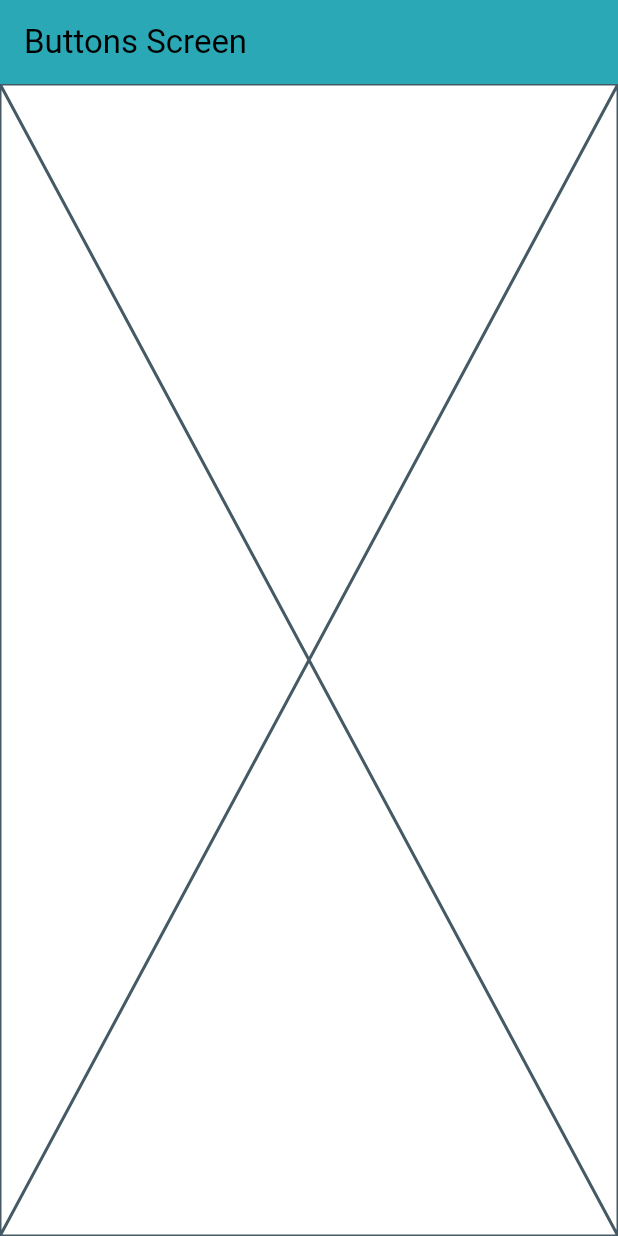
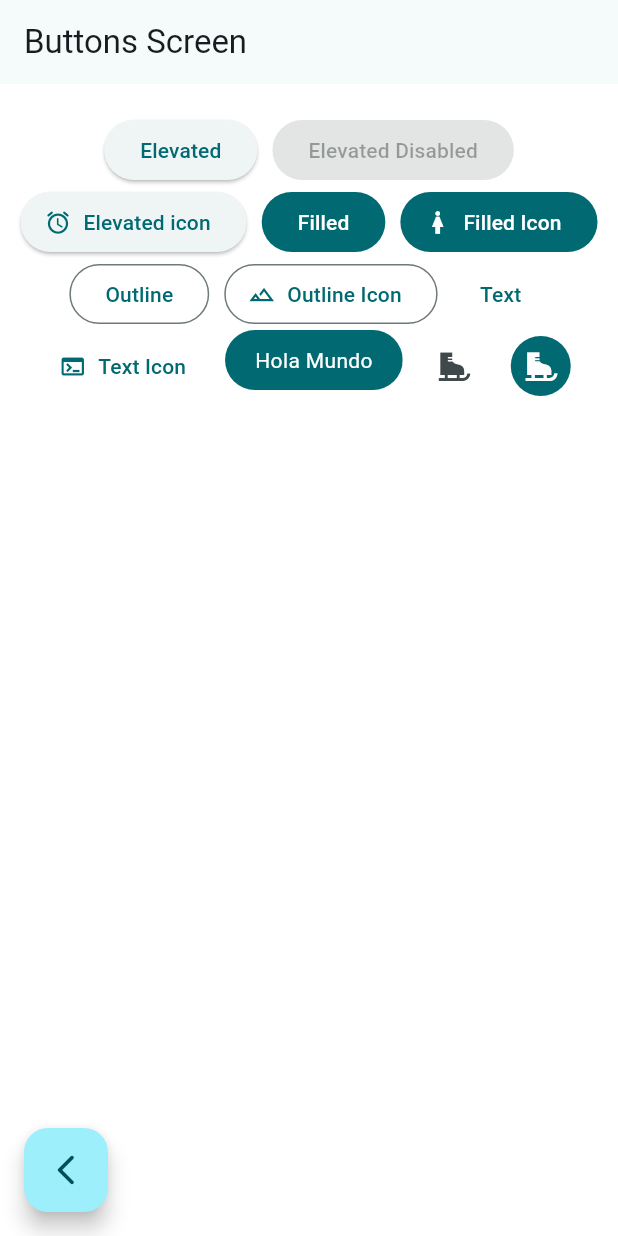
Before and after one commit to JuanMiguelUribe/widgets_apps, a Flutter app: the ButtonsScreen screen opened by its route, on a phone screen of 412 x 824 dp. Run offline on Flutter 3.47's test engine with Material 3 defaults, Android fonts, the phone set to English and light mode, and no system bars; our stand-ins replace go_router.

Commit message:
button screen finish

```diff
--- a/lib/config/theme/app_theme.dart
+++ b/lib/config/theme/app_theme.dart
@@ -3,23 +3,23 @@ import 'app_colors.dart';
 
 class AppTheme {
   static ThemeData lightTheme = ThemeData(
+    useMaterial3: true,
+    colorSchemeSeed: AppColors.primaryLight,
     brightness: Brightness.light,
-    primaryColor: AppColors.primaryLight,
     scaffoldBackgroundColor: AppColors.backgroundLight,
     textTheme: const TextTheme(
       bodyMedium: TextStyle(color: AppColors.textLight),
     ),
     appBarTheme: const AppBarTheme(
       centerTitle: false, // <-- Aquí centramos el título
-      elevation: 0,
-      backgroundColor: AppColors.primaryLight,
-      foregroundColor: AppColors.textLight, // Color del texto/íconos
+      elevation: 0, // Color del texto/íconos
     ),
   );
 
   static ThemeData darkTheme = ThemeData(
+    useMaterial3: true,
+    colorSchemeSeed: AppColors.primaryDark,
     brightness: Brightness.dark,
-    primaryColor: AppColors.primaryDark,
     scaffoldBackgroundColor: AppColors.backgroundDark,
     textTheme: const TextTheme(
       bodyMedium: TextStyle(color: AppColors.textDark),
@@ -27,8 +27,6 @@ class AppTheme {
     appBarTheme: const AppBarTheme(
       centerTitle: false, // <-- También aquí
       elevation: 0,
-      backgroundColor: AppColors.primaryDark,
-      foregroundColor: AppColors.textDark,
     ),
   );
 }
--- a/lib/presentation/screens/buttons/buttons_screen.dart
+++ b/lib/presentation/screens/buttons/buttons_screen.dart
@@ -1,4 +1,5 @@
 import 'package:flutter/material.dart';
+import 'package:go_router/go_router.dart';
 
 class ButtonsScreen extends StatelessWidget {
   static const String name = "buttons_screen";
@@ -8,7 +9,96 @@ class ButtonsScreen extends StatelessWidget {
   Widget build(BuildContext context) {
     return Scaffold(
       appBar: AppBar(title: const Text("Buttons Screen")),
-      body: const Placeholder(),
+      body: _ButtonsView(),
+      floatingActionButton: FloatingActionButton(
+        onPressed: () {
+          context.pop();
+        },
+        child: const Icon(Icons.arrow_back_ios_new_rounded),
+      ),
+      floatingActionButtonLocation: FloatingActionButtonLocation.startFloat,
     );
   }
 }
+
+class _ButtonsView extends StatelessWidget {
+  const _ButtonsView();
+
+  @override
+  Widget build(BuildContext context) {
+    final theme = Theme.of(context).colorScheme;
+    return SizedBox(
+      width: double.infinity,
+      child: Padding(
+        padding: const EdgeInsets.symmetric(horizontal: 10, vertical: 20),
+        child: Wrap(
+          alignment: WrapAlignment.center,
+          spacing: 10,
+          children: [
+            ElevatedButton(onPressed: () {}, child: const Text("Elevated")),
+            const ElevatedButton(
+              onPressed: null,
+              child: Text("Elevated Disabled"),
+            ),
+            ElevatedButton.icon(
+              onPressed: () {},
+              icon: Icon(Icons.access_alarm_rounded),
+              label: Text("Elevated icon"),
+            ),
+            FilledButton(onPressed: () {}, child: const Text("Filled")),
+            FilledButton.icon(
+              onPressed: () {},
+              icon: const Icon(Icons.woman_sharp),
+              label: Text("Filled Icon"),
+            ),
+            OutlinedButton(onPressed: () {}, child: const Text("Outline")),
+            OutlinedButton.icon(
+              onPressed: () {},
+              icon: const Icon(Icons.terrain_outlined),
+              label: const Text("Outline Icon"),
+            ),
+            TextButton(onPressed: () {}, child: const Text("Text")),
+            TextButton.icon(
+              onPressed: () {},
+              icon: const Icon(Icons.terminal),
+              label: const Text("Text Icon"),
+            ),
+            const CustomButton(),
+            IconButton(onPressed: () {}, icon: Icon(Icons.ice_skating)),
+            IconButton(
+              onPressed: () {},
+              icon: Icon(Icons.ice_skating),
+              style: ButtonStyle(
+                backgroundColor: WidgetStateProperty.all(theme.primary),
+                iconColor: WidgetStateProperty.all(Colors.white),
+              ),
+            ),
+          ],
+        ),
+      ),
+    );
+  }
+}
+
+class CustomButton extends StatelessWidget {
+  const CustomButton({super.key});
+
+  @override
+  Widget build(BuildContext context) {
+    final theme = Theme.of(context).colorScheme;
+
+    return ClipRRect(
+      borderRadius: BorderRadiusGeometry.circular(20),
+      child: Material(
+        color: theme.primary,
+        child: InkWell(
+          onTap: () {},
+          child: Padding(
+            padding: const EdgeInsets.symmetric(horizontal: 20, vertical: 10),
+            child: Text("Hola Mundo", style: TextStyle(color: Colors.white)),
+          ),
+        ),
+      ),
+    );
+  }
+}
--- a/lib/presentation/screens/home/home_screen.dart
+++ b/lib/presentation/screens/home/home_screen.dart
@@ -39,10 +39,10 @@ class _CustomListTile extends StatelessWidget {
   Widget build(BuildContext context) {
     final theme = Theme.of(context);
     return ListTile(
-      leading: Icon(menuItem.icon, color: theme.primaryColor),
+      leading: Icon(menuItem.icon, color: theme.colorScheme.primary),
       trailing: Icon(
         Icons.arrow_forward_ios_rounded,
-        color: theme.primaryColor,
+        color: theme.colorScheme.primary,
       ),
       title: Text(menuItem.title),
       subtitle: Text(menuItem.subTitle),
```
